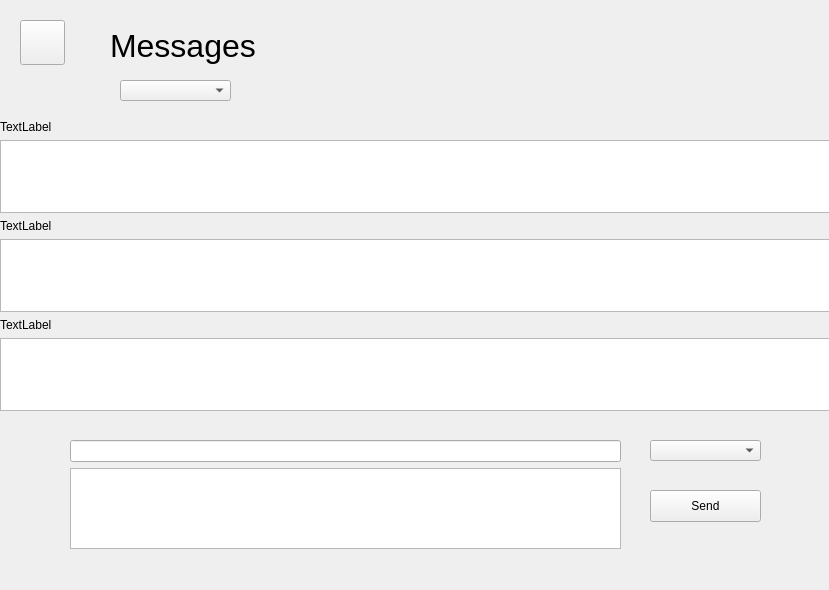
The window that MicroManage/messagesform.ui (greg-maceachern12/MicroManage) describes before a commit, drawn with Qt 5.
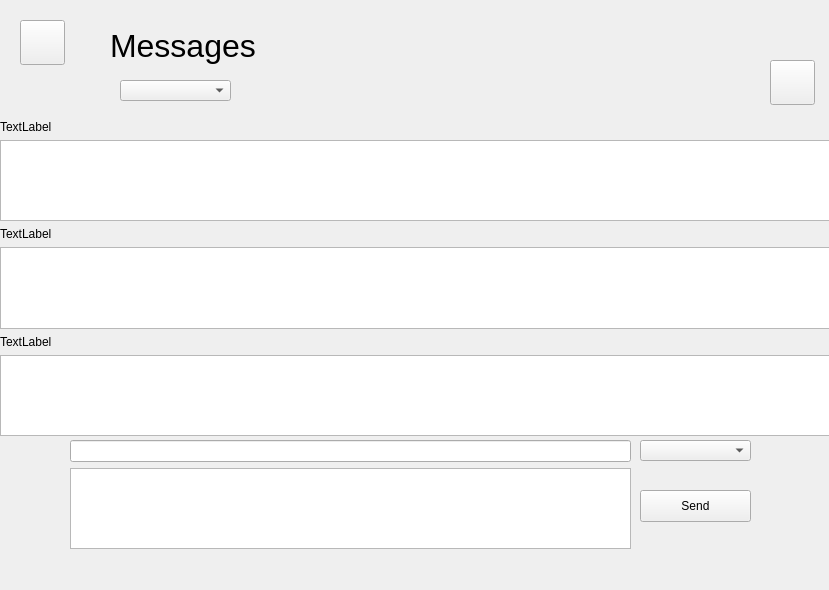
The same window after the commit.

Commit message: Finishing touches Put back the refresh button in the Messages page and made it look like that of the Maintenance page Moved the refresh button of the Maintenance page to the top right, like that of the Messages page

Patch:
```diff
--- a/MicroManage/messagesform.ui
+++ b/MicroManage/messagesform.ui
@@ -59,7 +59,7 @@
       <x>0</x>
       <y>120</y>
       <width>831</width>
-      <height>291</height>
+      <height>316</height>
      </rect>
     </property>
     <layout class="QVBoxLayout" name="verticalLayout">
@@ -100,7 +100,7 @@
      <rect>
       <x>70</x>
       <y>440</y>
-      <width>551</width>
+      <width>561</width>
       <height>109</height>
      </rect>
     </property>
@@ -127,7 +127,7 @@
    <widget class="QComboBox" name="sendTo">
     <property name="geometry">
      <rect>
-      <x>650</x>
+      <x>640</x>
       <y>440</y>
       <width>111</width>
       <height>21</height>
@@ -137,7 +137,7 @@
    <widget class="QPushButton" name="sendMessage">
     <property name="geometry">
      <rect>
-      <x>650</x>
+      <x>640</x>
       <y>490</y>
       <width>111</width>
       <height>32</height>
@@ -147,6 +147,19 @@
      <string>Send</string>
     </property>
    </widget>
+   <widget class="QToolButton" name="refreshButton">
+    <property name="geometry">
+     <rect>
+      <x>770</x>
+      <y>60</y>
+      <width>45</width>
+      <height>45</height>
+     </rect>
+    </property>
+    <property name="text">
+     <string/>
+    </property>
+   </widget>
   </widget>
   <widget class="QComboBox" name="category">
    <property name="geometry">
```
The commit also changes 5 other files.
